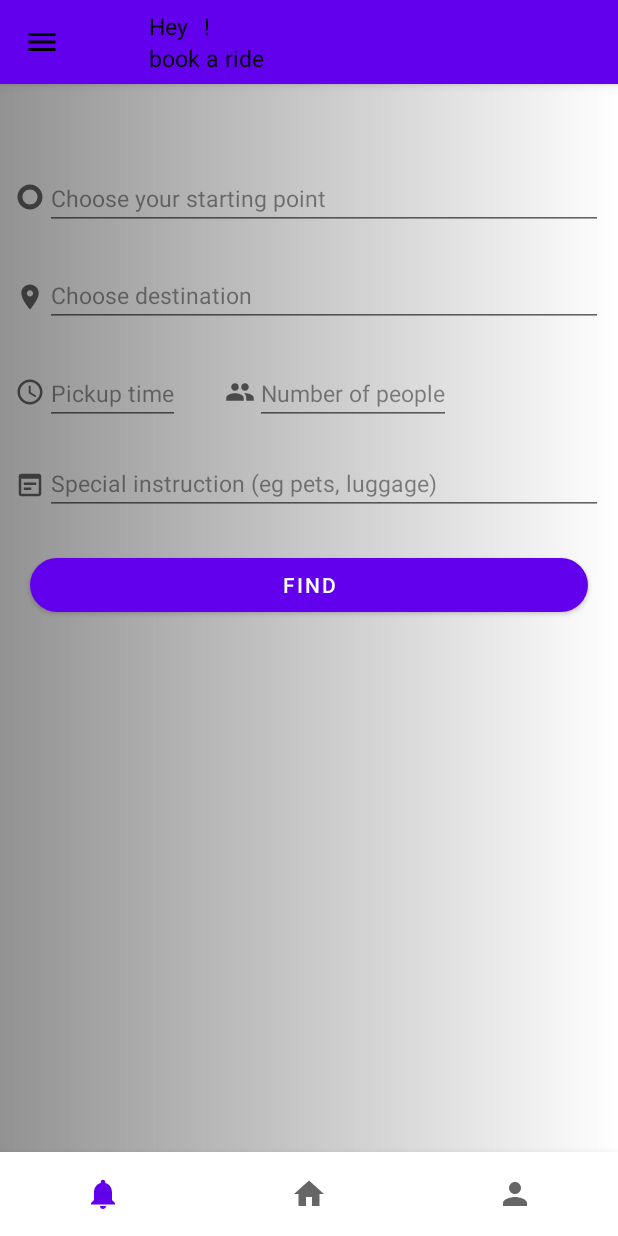
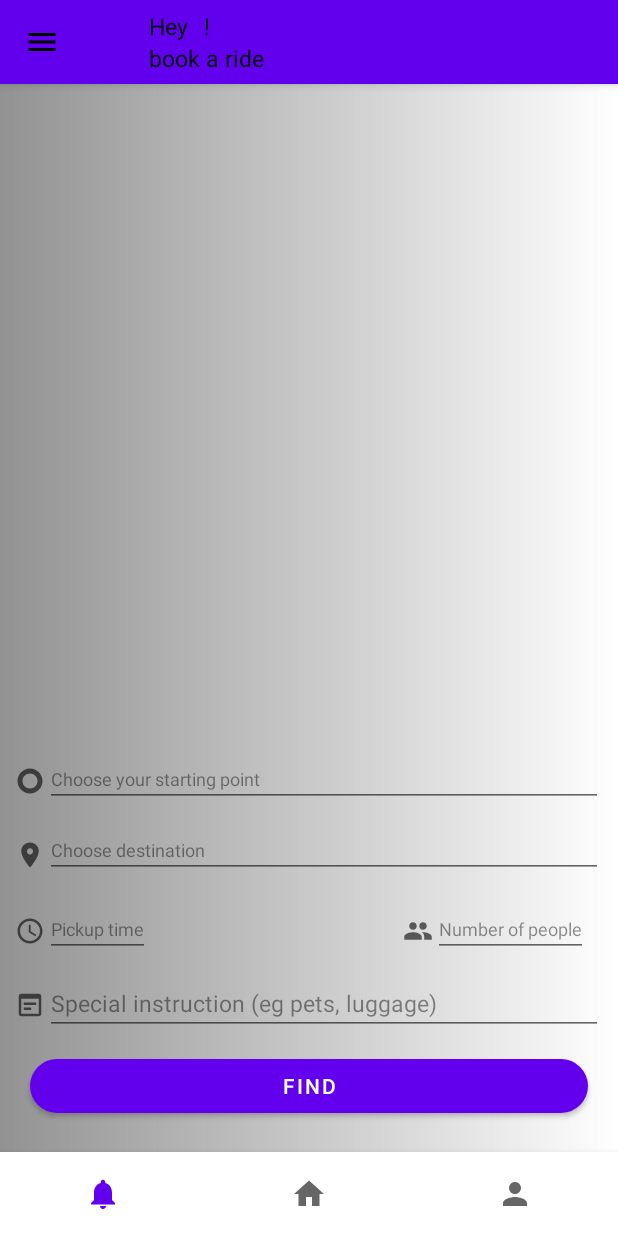
Before and after one commit to Noah-Mn/Ulendo-App, an Android app: the fragment find_rides placed in its activity, on a phone screen of 412 x 824 dp. Run offline under Robolectric (Android 15) with nearby library versions, the phone set to English and light mode, and no system bars; Roboto replaces fonts that are not available here.

Commit message:
some design

```diff
--- a/app/src/main/res/layout/activity_driver_profile.xml
+++ b/app/src/main/res/layout/activity_driver_profile.xml
@@ -232,11 +232,11 @@
                 android:elevation="20dp">
 
                 <ImageView
-                    android:layout_marginBottom="2dp"
-                    android:layout_marginTop="2dp"
                     android:layout_width="wrap_content"
                     android:layout_height="wrap_content"
                     android:layout_gravity="center"
+                    android:layout_marginTop="2dp"
+                    android:layout_marginBottom="2dp"
                     android:padding="5dp"
                     android:src="@drawable/ic_baseline_add_circle_outline_24" />
 
@@ -247,8 +247,7 @@
         <androidx.recyclerview.widget.RecyclerView
             android:layout_width="match_parent"
             android:layout_height="wrap_content"
-            android:layout_marginTop="360dp"
-            >
+            android:layout_marginTop="360dp">
 
         </androidx.recyclerview.widget.RecyclerView>
 
--- a/app/src/main/res/layout/fragment_find_rides.xml
+++ b/app/src/main/res/layout/fragment_find_rides.xml
@@ -1,12 +1,14 @@
 <?xml version="1.0" encoding="utf-8"?>
-<FrameLayout xmlns:android="http://schemas.android.com/apk/res/android"
+<RelativeLayout xmlns:android="http://schemas.android.com/apk/res/android"
     xmlns:tools="http://schemas.android.com/tools"
     android:layout_width="match_parent"
     android:layout_height="match_parent"
     xmlns:app="http://schemas.android.com/apk/res-auto"
+    android:gravity="bottom"
     tools:context=".find_rides">
 
         <LinearLayout
+            android:id="@+id/starting_pt_find_ride"
             android:layout_width="match_parent"
             android:layout_height="wrap_content"
             android:layout_marginTop="55dp"
@@ -21,7 +23,7 @@
                 android:src="@drawable/origin_24"
                 />
             <com.google.android.material.textfield.TextInputEditText
-                android:textSize="15sp"
+                android:textSize="12sp"
                 android:layout_width="match_parent"
                 android:layout_height="wrap_content"
                 android:hint="Choose your starting point"
@@ -30,86 +32,93 @@
         </LinearLayout>
 
     <LinearLayout
+        android:id="@+id/destination_find_ride"
         android:layout_width="match_parent"
         android:layout_height="wrap_content"
-            android:layout_marginTop="120dp"
+        android:layout_below="@+id/starting_pt_find_ride"
+        android:layout_marginStart="10dp"
+        android:layout_marginTop="10dp"
         android:layout_marginEnd="10dp"
-            android:layout_marginStart="10dp"
-            android:orientation="horizontal"
-            >
-            <ImageView
-                android:layout_marginTop="12dp"
-                android:layout_width="20dp"
-                android:layout_height="20dp"
-                android:src="@drawable/end_24"
-                />
-            <com.google.android.material.textfield.TextInputEditText
-                android:textSize="15sp"
-                android:layout_width="match_parent"
-                android:layout_height="wrap_content"
-                android:hint="Choose destination"
-                android:textColorHint="#72000000"
-                android:inputType="text"
-                android:layout_marginBottom="5dp"/>
-        </LinearLayout>
-
-        <LinearLayout
-            android:layout_marginTop="185dp"
-            android:layout_width="wrap_content"
-            android:layout_marginEnd="10dp"
-            android:layout_marginStart="10dp"
-            android:layout_height="wrap_content"
-            android:orientation="horizontal">
-            <LinearLayout
-                android:layout_width="match_parent"
-                android:layout_height="wrap_content"
         android:orientation="horizontal">
 
         <ImageView
             android:layout_width="20dp"
             android:layout_height="20dp"
-                    android:src="@drawable/time_24"
+            android:layout_marginTop="12dp"
+            android:src="@drawable/end_24" />
+
+        <com.google.android.material.textfield.TextInputEditText
+            android:layout_width="match_parent"
+            android:layout_height="wrap_content"
+            android:layout_marginBottom="5dp"
+            android:hint="Choose destination"
+            android:inputType="text"
+            android:textColorHint="#72000000"
+            android:textSize="12sp" />
+    </LinearLayout>
+
+    <LinearLayout
+        android:id="@+id/pick_time_find_ride"
+        android:layout_width="match_parent"
+        android:layout_height="wrap_content"
+        android:layout_below="@+id/destination_find_ride"
+        android:layout_marginStart="10dp"
         android:layout_marginTop="10dp"
-                    />
+        android:layout_marginEnd="10dp"
+        android:orientation="horizontal">
+
+        <LinearLayout
+            android:layout_width="wrap_content"
+            android:layout_height="match_parent"
+            android:orientation="horizontal">
+
+            <ImageView
+                android:layout_width="20dp"
+                android:layout_height="20dp"
+                android:layout_marginTop="10dp"
+                android:src="@drawable/time_24" />
+
             <com.google.android.material.textfield.TextInputEditText
-                    android:textSize="15sp"
                 android:layout_width="wrap_content"
                 android:layout_height="wrap_content"
                 android:hint="Pickup time"
                 android:inputType="datetime"
                 android:textColorHint="#72000000"
-                    />
+                android:textSize="12sp" />
         </LinearLayout>
 
         <LinearLayout
             android:layout_width="match_parent"
             android:layout_height="wrap_content"
-                android:orientation="horizontal"
-                android:layout_marginStart="30dp">
+            android:layout_marginStart="10dp"
+            android:layout_marginEnd="10dp"
+            android:gravity="end"
+            android:orientation="horizontal">
 
             <ImageView
                 android:layout_width="20dp"
                 android:layout_height="20dp"
-                    android:src="@drawable/ic_baseline_group_24"
                 android:layout_marginTop="10dp"
-                    />
+                android:src="@drawable/ic_baseline_group_24" />
+
             <com.google.android.material.textfield.TextInputEditText
-                    android:textSize="15sp"
                 android:layout_width="wrap_content"
                 android:layout_height="wrap_content"
+                android:hint="Number of people"
                 android:inputType="number"
-                    android:hint="Number of people"
                 android:textColorHint="#72000000"
-                    />
+                android:textSize="12sp" />
         </LinearLayout>
     </LinearLayout>
 
         <LinearLayout
+            android:id="@+id/instruction_find_ride"
             android:layout_width="match_parent"
             android:layout_height="wrap_content"
-            android:layout_marginTop="245dp"
+            android:layout_marginTop="10dp"
             android:layout_marginEnd="10dp"
             android:layout_marginStart="10dp"
+            android:layout_below="@+id/pick_time_find_ride"
             android:orientation="horizontal">
 
             <ImageView
@@ -128,14 +137,16 @@
         </LinearLayout>
 
         <com.google.android.material.button.MaterialButton
+            android:layout_below="@+id/instruction_find_ride"
             android:id="@+id/find_rides_btn"
             android:layout_width="match_parent"
             android:layout_height="wrap_content"
-            android:layout_marginTop="310dp"
+            android:layout_marginTop="10dp"
             android:layout_marginStart="20dp"
+            android:layout_marginBottom="20dp"
             android:layout_marginEnd="20dp"
             android:text="Find"
             app:cornerRadius="20dp"
             />
 
-</FrameLayout>
+</RelativeLayout>
--- a/app/src/main/res/layout/fragment_offer_rides.xml
+++ b/app/src/main/res/layout/fragment_offer_rides.xml
@@ -15,17 +15,17 @@
         android:id="@+id/starting_point"
         android:layout_width="match_parent"
         android:layout_height="wrap_content"
+        android:layout_marginStart="10dp"
         android:layout_marginTop="5dp"
-            android:orientation="horizontal"
-            android:layout_marginStart="10dp"
         android:layout_marginEnd="10dp"
-            >
+        android:orientation="horizontal">
+
         <ImageView
-                android:layout_marginTop="10dp"
             android:layout_width="20dp"
             android:layout_height="20dp"
-                android:src="@drawable/origin_24"
-                />
+            android:layout_marginTop="10dp"
+            android:src="@drawable/origin_24" />
+
         <com.google.android.material.textfield.TextInputEditText
             android:layout_width="match_parent"
             android:layout_height="wrap_content"
@@ -33,8 +33,8 @@
             android:hint="Choose your starting point"
             android:inputType="text"
             android:textColor="@color/black"
-                android:textSize="12sp"
-                android:textColorHint="#72000000"/>
+            android:textColorHint="#72000000"
+            android:textSize="12sp" />
     </LinearLayout>
 
     <LinearLayout
@@ -148,13 +148,14 @@
         </LinearLayout>
 
     <com.google.android.material.button.MaterialButton
-        android:layout_below="@+id/special_instruction"
         android:id="@+id/offer_rides_btn"
         android:layout_width="match_parent"
         android:layout_height="wrap_content"
+        android:layout_below="@+id/special_instruction"
         android:layout_marginStart="20dp"
         android:layout_marginTop="10dp"
         android:layout_marginEnd="20dp"
+        android:layout_marginBottom="20dp"
         android:text="Offer"
         android:textSize="12sp"
         app:cornerRadius="20dp" />
```
Lines whose indentation alone changed are shown as unchanged.
